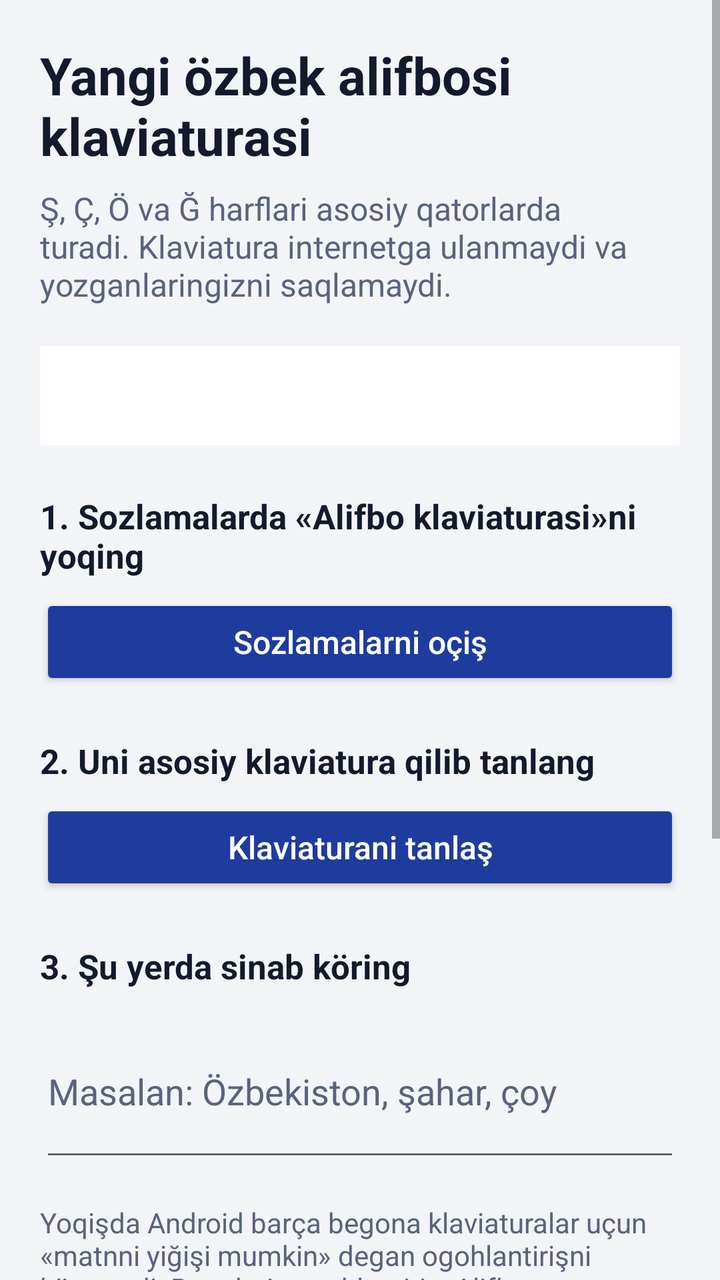
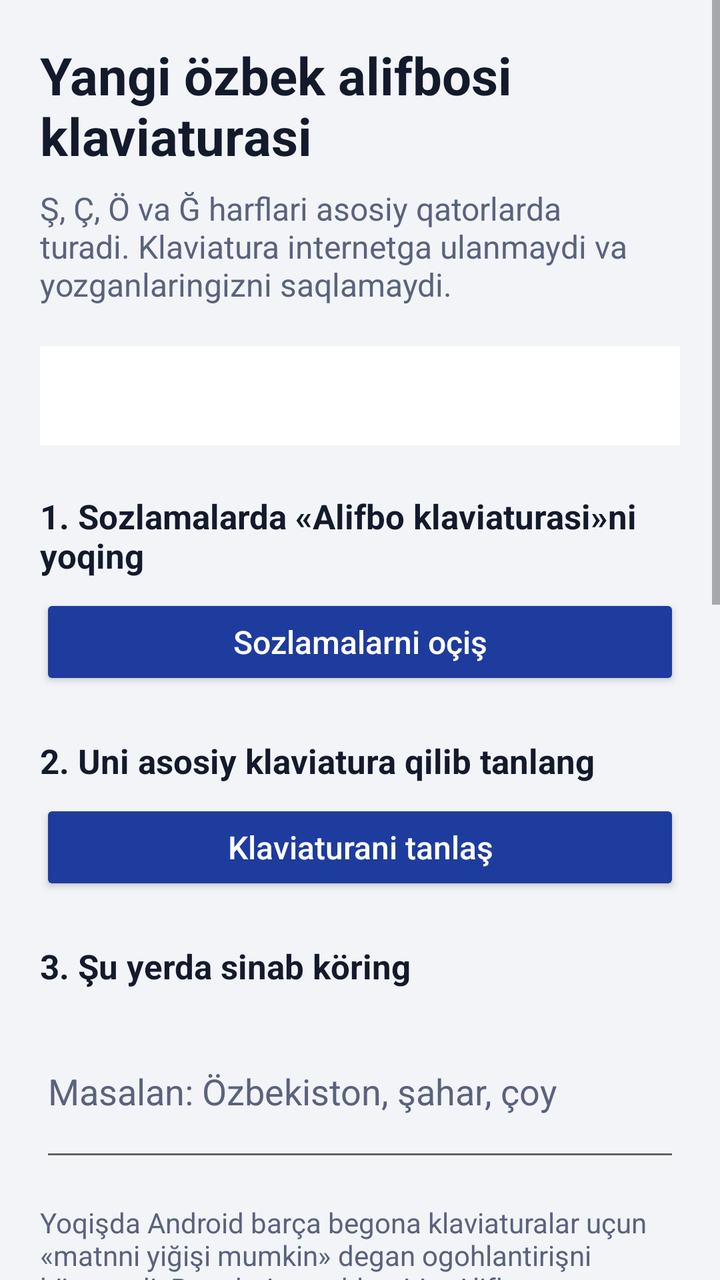

Two renders of the same Android screen: before a commit and after it. Below are the layout's source before the change and the commit's diff.
<!-- AndroidManifest.xml: application theme Theme.Alifbo -->
<!-- res/layout/activity_main.xml -->
<?xml version="1.0" encoding="utf-8"?>
<ScrollView xmlns:android="http://schemas.android.com/apk/res/android"
    android:layout_width="match_parent"
    android:layout_height="match_parent"
    android:clipToPadding="false"
    android:fitsSystemWindows="true">

    <LinearLayout
        android:layout_width="match_parent"
        android:layout_height="wrap_content"
        android:orientation="vertical"
        android:padding="20dp">

        <TextView
            android:layout_width="match_parent"
            android:layout_height="wrap_content"
            android:text="@string/main_title"
            android:textColor="@color/ink"
            android:textSize="26sp"
            android:textStyle="bold" />

        <TextView
            android:layout_width="match_parent"
            android:layout_height="wrap_content"
            android:layout_marginTop="8dp"
            android:text="@string/main_intro"
            android:textColor="@color/muted"
            android:textSize="16sp" />

        <TextView
            android:id="@+id/status"
            android:layout_width="match_parent"
            android:layout_height="wrap_content"
            android:layout_marginTop="20dp"
            android:background="@color/surface"
            android:padding="14dp"
            android:textColor="@color/new_letter"
            android:textSize="16sp"
            android:textStyle="bold" />

        <TextView
            style="@style/Step"
            android:text="@string/step_enable" />

        <Button
            android:id="@+id/enable"
            style="@style/ActionButton"
            android:text="@string/btn_enable" />

        <TextView
            style="@style/Step"
            android:text="@string/step_choose" />

        <Button
            android:id="@+id/choose"
            style="@style/ActionButton"
            android:text="@string/btn_choose" />

        <TextView
            style="@style/Step"
            android:text="@string/try_title" />

        <EditText
            android:layout_width="match_parent"
            android:layout_height="wrap_content"
            android:layout_marginTop="8dp"
            android:hint="@string/try_hint"
            android:importantForAutofill="no"
            android:inputType="textMultiLine|textCapSentences"
            android:minLines="3"
            android:textColor="@color/ink"
            android:textColorHint="@color/muted" />

        <TextView
            android:layout_width="match_parent"
            android:layout_height="wrap_content"
            android:layout_marginTop="16dp"
            android:text="@string/android_warning"
            android:textColor="@color/muted"
            android:textSize="14sp" />

        <TextView
            style="@style/Step"
            android:text="@string/privacy_title" />

        <TextView
            android:layout_width="match_parent"
            android:layout_height="wrap_content"
            android:layout_marginTop="8dp"
            android:lineSpacingExtra="4dp"
            android:text="@string/privacy_body"
            android:textColor="@color/ink"
            android:textSize="15sp" />

        <TextView
            android:id="@+id/footer"
            android:layout_width="match_parent"
            android:layout_height="wrap_content"
            android:layout_marginTop="24dp"
            android:textColor="@color/muted"
            android:textSize="13sp" />
    </LinearLayout>
</ScrollView>
<!-- resources referenced by this layout -->
<resources>
  <color name="ink">#131A2C</color>
  <color name="muted">#5A637C</color>
  <color name="new_letter">#0E8F87</color>
  <color name="surface">#FFFFFF</color>
  <string name="android_warning">Yoqişda Android barça begona klaviaturalar uçun «matnni yiğişi mumkin» degan ogohlantirişni körsatadi. Bu odatiy ogohlantiriş. Alifbo klaviaturasida internetga ruxsat yöq, şuning uçun heç narsa yuborilmaydi.</string>
  <string name="btn_choose">Klaviaturani tanlaş</string>
  <string name="btn_enable">Sozlamalarni oçiş</string>
  <string name="main_intro">Ş, Ç, Ö va Ğ harflari asosiy qatorlarda turadi. Klaviatura internetga ulanmaydi va yozganlaringizni saqlamaydi.</string>
  <string name="main_title">Yangi özbek alifbosi klaviaturasi</string>
  <string name="privacy_body">• Ilovada internetga ruxsat yöq: maʼlumot heç qayerga yuborilmaydi.\n• Parol va PIN-kod maydonlarida klaviatura matnni öqimaydi va tavsiya bermaydi.\n• Yozilgan matn saqlanmaydi va jurnalga yozilmaydi.\n• «eski→yangi» tugmasi faqat siz bosganingizda işlaydi.</string>
  <string name="privacy_title">Maxfiylik</string>
  <string name="step_choose">2. Uni asosiy klaviatura qilib tanlang</string>
  <string name="step_enable">1. Sozlamalarda «Alifbo klaviaturasi»ni yoqing</string>
  <string name="try_hint">Masalan: Özbekiston, şahar, çoy</string>
  <string name="try_title">3. Şu yerda sinab köring</string>
  <style name="ActionButton">
          <item name="android:layout_width">match_parent</item>
          <item name="android:layout_height">wrap_content</item>
          <item name="android:layout_marginTop">8dp</item>
          <item name="android:backgroundTint">@color/accent</item>
          <item name="android:textColor">@color/on_accent</item>
          <item name="android:textAllCaps">false</item>
          <item name="android:textSize">16sp</item>
      </style>
  <style name="Step">
          <item name="android:layout_width">match_parent</item>
          <item name="android:layout_height">wrap_content</item>
          <item name="android:layout_marginTop">24dp</item>
          <item name="android:textColor">@color/ink</item>
          <item name="android:textSize">17sp</item>
          <item name="android:textStyle">bold</item>
      </style>
  <color name="accent">#1E3C9E</color>
  <color name="on_accent">#FFFFFF</color>
  <color name="page_bg">#F2F4F8</color>
  <!-- unchanged entries left out for length: 1 -->
</resources>

<!-- the commit's change to res/layout/activity_main.xml (unified diff, before → after) -->
@@ -81,6 +81,60 @@
 
         <TextView
             style="@style/Step"
+            android:text="@string/settings_title" />
+
+        <Switch
+            android:id="@+id/setting_vibration"
+            style="@style/SettingSwitch"
+            android:text="@string/setting_vibration" />
+
+        <Switch
+            android:id="@+id/setting_sound"
+            style="@style/SettingSwitch"
+            android:text="@string/setting_sound" />
+
+        <Switch
+            android:id="@+id/setting_preview"
+            style="@style/SettingSwitch"
+            android:text="@string/setting_preview" />
+
+        <Switch
+            android:id="@+id/setting_suggestions"
+            style="@style/SettingSwitch"
+            android:text="@string/setting_suggestions" />
+
+        <TextView
+            android:layout_width="match_parent"
+            android:layout_height="wrap_content"
+            android:layout_marginTop="12dp"
+            android:text="@string/setting_height"
+            android:textColor="@color/ink"
+            android:textSize="16sp" />
+
+        <RadioGroup
+            android:id="@+id/setting_height"
+            android:layout_width="match_parent"
+            android:layout_height="wrap_content"
+            android:orientation="horizontal">
+
+            <RadioButton
+                android:id="@+id/height_small"
+                style="@style/HeightOption"
+                android:text="@string/height_small" />
+
+            <RadioButton
+                android:id="@+id/height_medium"
+                style="@style/HeightOption"
+                android:text="@string/height_medium" />
+
+            <RadioButton
+                android:id="@+id/height_large"
+                style="@style/HeightOption"
+                android:text="@string/height_large" />
+        </RadioGroup>
+
+        <TextView
+            style="@style/Step"
             android:text="@string/privacy_title" />
 
         <TextView
@@ -93,6 +147,14 @@
             android:textSize="15sp" />
 
         <TextView
+            android:layout_width="match_parent"
+            android:layout_height="wrap_content"
+            android:layout_marginTop="24dp"
+            android:text="@string/dictionary_credits"
+            android:textColor="@color/muted"
+            android:textSize="13sp" />
+
+        <TextView
             android:id="@+id/footer"
             android:layout_width="match_parent"
             android:layout_height="wrap_content"
<!-- resource entries referenced after the edit -->
@@ -7,10 +7,20 @@
   <string name="android_warning">Yoqişda Android barça begona klaviaturalar uçun «matnni yiğişi mumkin» degan ogohlantirişni körsatadi. Bu odatiy ogohlantiriş. Alifbo klaviaturasida internetga ruxsat yöq, şuning uçun heç narsa yuborilmaydi.</string>
   <string name="btn_choose">Klaviaturani tanlaş</string>
   <string name="btn_enable">Sozlamalarni oçiş</string>
+  <string name="dictionary_credits">Luğat manbalari: Özbek Vikipediyasi va OpenSubtitles (FrequencyWords), CC BY-SA 4.0.</string>
+  <string name="height_large">Baland</string>
+  <string name="height_medium">Örtaça</string>
+  <string name="height_small">Past</string>
   <string name="main_intro">Ş, Ç, Ö va Ğ harflari asosiy qatorlarda turadi. Klaviatura internetga ulanmaydi va yozganlaringizni saqlamaydi.</string>
   <string name="main_title">Yangi özbek alifbosi klaviaturasi</string>
   <string name="privacy_body">• Ilovada internetga ruxsat yöq: maʼlumot heç qayerga yuborilmaydi.\n• Parol va PIN-kod maydonlarida klaviatura matnni öqimaydi va tavsiya bermaydi.\n• Yozilgan matn saqlanmaydi va jurnalga yozilmaydi.\n• «eski→yangi» tugmasi faqat siz bosganingizda işlaydi.</string>
   <string name="privacy_title">Maxfiylik</string>
+  <string name="setting_height">Tugmalar balandligi</string>
+  <string name="setting_preview">Bosilgan harfni kattalaştirib körsatiş</string>
+  <string name="setting_sound">Tugma ovozi</string>
+  <string name="setting_suggestions">Söz tavsiyalari</string>
+  <string name="setting_vibration">Bosilganda tebraniş</string>
+  <string name="settings_title">Sozlamalar</string>
   <string name="step_choose">2. Uni asosiy klaviatura qilib tanlang</string>
   <string name="step_enable">1. Sozlamalarda «Alifbo klaviaturasi»ni yoqing</string>
   <string name="try_hint">Masalan: Özbekiston, şahar, çoy</string>
@@ -22,6 +32,20 @@
           <item name="android:backgroundTint">@color/accent</item>
           <item name="android:textColor">@color/on_accent</item>
           <item name="android:textAllCaps">false</item>
+          <item name="android:textSize">16sp</item>
+      </style>
+  <style name="HeightOption">
+          <item name="android:layout_width">0dp</item>
+          <item name="android:layout_height">48dp</item>
+          <item name="android:layout_weight">1</item>
+          <item name="android:textColor">@color/ink</item>
+          <item name="android:textSize">15sp</item>
+      </style>
+  <style name="SettingSwitch">
+          <item name="android:layout_width">match_parent</item>
+          <item name="android:layout_height">wrap_content</item>
+          <item name="android:minHeight">48dp</item>
+          <item name="android:textColor">@color/ink</item>
           <item name="android:textSize">16sp</item>
       </style>
   <style name="Step">
